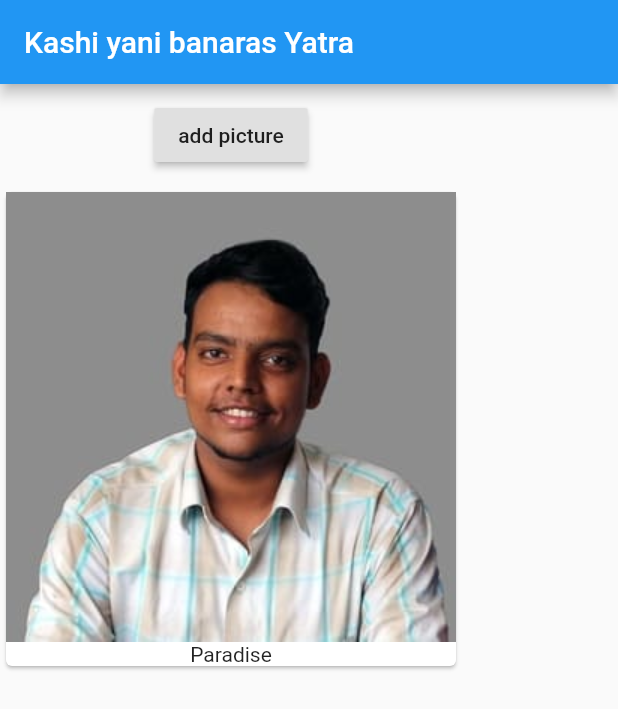
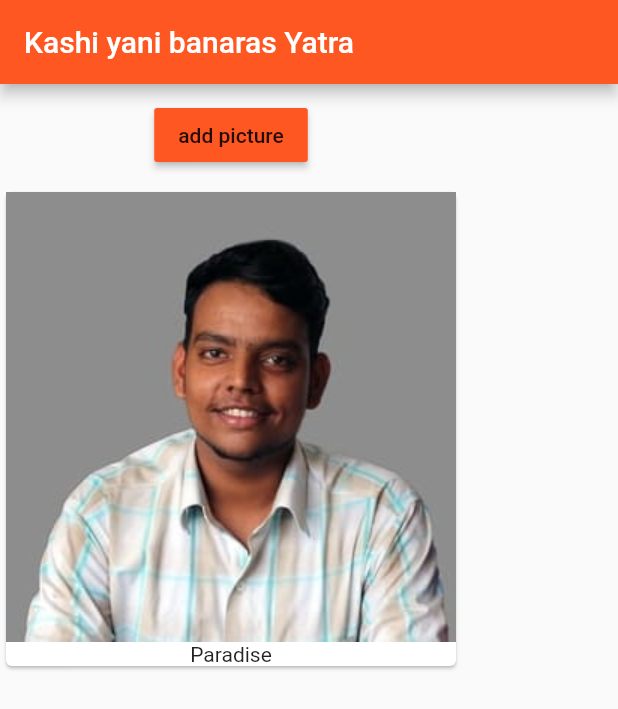
Before and after one commit to SHUBHAMDAVE001/flutturnew, a Flutter app: the screen it shows after launch, on a phone screen of 412 x 824 dp. Shown: the top 709 px of the screen. Run offline on Flutter 3.47's test engine with Material 2 defaults, Android fonts, the phone set to English and light mode, and no system bars.

Commit message:
Fluter Project

```diff
--- a/lib/main.dart
+++ b/lib/main.dart
@@ -2,12 +2,17 @@ import 'package:flutter/material.dart';
 
 import './product_manager.dart';
 
-main() => runApp(MyApp());
+void main() => runApp(MyApp());
 
 class MyApp extends StatelessWidget {
   @override
   Widget build(context) {
     return MaterialApp(
+      theme: ThemeData(
+        brightness: Brightness.light,
+        primarySwatch: Colors.deepOrange,
+        accentColor: Colors.deepPurple
+        ),
       home: Scaffold(
         appBar: AppBar(
           title: Text('Kashi yani banaras Yatra'),
--- a/lib/product_manager.dart
+++ b/lib/product_manager.dart
@@ -1,14 +1,17 @@
 import 'package:flutter/material.dart';
 
 import './products.dart';
+
 class ProductManger extends StatefulWidget {
   final String startingProducts;
 
-  ProductManger(this.startingProducts);
+  ProductManger(this.startingProducts){
+  print('[ProductManager Widget] constructor');
+  }
 
   @override
   State<StatefulWidget> createState() {
-    // TODO: implement createState
+  print('[ProductManager Widget] create state');
     return _ProductManagerState();
   }
 }
@@ -18,16 +21,20 @@ class _ProductManagerState extends State<ProductManger> {
 
   @override
   void initState() {
+    print('[ProductManager State] initState');
+
+    // print('init state');
     _products.add(widget.startingProducts);
     super.initState();
   }
   @override
   Widget build(BuildContext context) {
-    // TODO: implement build
+    print('[ProductManager State] build');
     return Column(children: [
       Container(
       margin: EdgeInsets.all(10.0),
       child: RaisedButton(
+        color: Theme.of(context).primaryColor,
         onPressed: () {
           setState(() {
             _products.add('AFT');
@@ -37,6 +44,7 @@ class _ProductManagerState extends State<ProductManger> {
       ),
     ),
     Products(_products)
-    ],);
+    ],
+    );
   }
 }
--- a/lib/products.dart
+++ b/lib/products.dart
@@ -3,11 +3,14 @@ import 'package:flutter/material.dart';
 class Products extends StatelessWidget {
 final List<String> products;
 
-Products(this.products);
+Products(this.products){
+  print(this.products);
+  print('[Products Widget] Shubham image');
+}
 
   @override
   Widget build(BuildContext context) {
-// TODO: implement build
+  print('[Products Widget] build @@@@@@@@@@@');
     return Column(
         children: products
             .map(
@@ -18,7 +21,8 @@ Products(this.products);
                       Text('Paradise')
                     ],
                   ),
-                ))
+                ),
+              )
             .toList());
   }
 }
```
